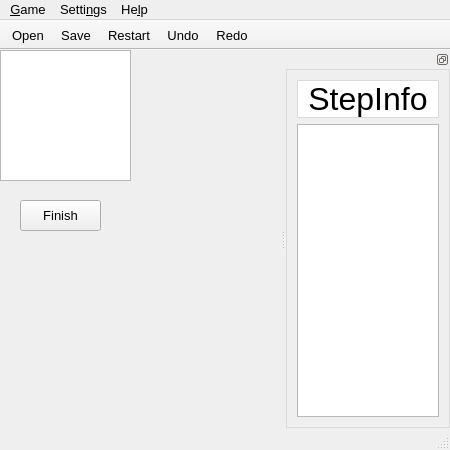
Before: the Qt Designer form view.ui in linyinfeng/klotski, drawn with Qt 5.
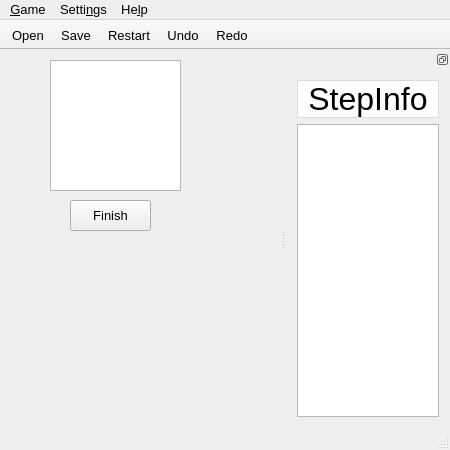
After: the same form once the commit is applied. Icons and pictures are not drawn. Custom widgets are drawn as their Qt base class.

```diff
--- a/view.ui
+++ b/view.ui
@@ -28,8 +28,8 @@
    <widget class="QGraphicsView" name="graphicsView">
     <property name="geometry">
      <rect>
-      <x>0</x>
-      <y>0</y>
+      <x>50</x>
+      <y>10</y>
       <width>131</width>
       <height>131</height>
      </rect>
@@ -38,7 +38,7 @@
    <widget class="QPushButton" name="pushButtonFinish">
     <property name="geometry">
      <rect>
-      <x>20</x>
+      <x>70</x>
       <y>150</y>
       <width>81</width>
       <height>31</height>
@@ -123,7 +123,7 @@
    <addaction name="actionUndo"/>
    <addaction name="actionRedo"/>
   </widget>
-  <widget class="QDockWidget" name="dockWidget">
+  <widget class="QDockWidget" name="dockWidgetGameInfo">
    <property name="styleSheet">
     <string notr="true">#dockWidgetContents, #labelStepInfo {
 	border: 1px solid rgb(218, 218, 218);
@@ -139,7 +139,7 @@
    <attribute name="dockWidgetArea">
     <number>2</number>
    </attribute>
-   <widget class="QWidget" name="dockWidgetContents">
+   <widget class="QWidget" name="dockWidgetContentsGameInfo">
     <layout class="QVBoxLayout" name="verticalLayout">
      <item>
       <widget class="QLabel" name="labelStepInfo">
```
